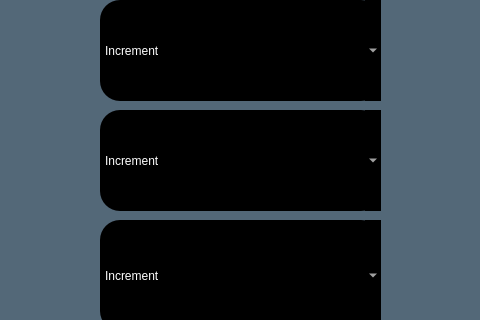
Qt form footpedal.ui (RISWANAAAA/venturiphaco) before a commit; both pictures show x 330 to 810 and y 100 to 420 of the 1280 by 720 pixel window.
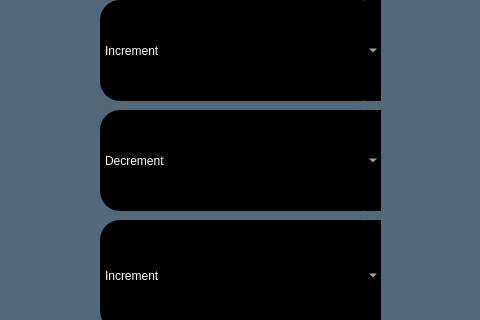
The same form after that commit. Icons and pictures are not drawn.

What changed in the file:
```diff
--- a/footpedal.ui
+++ b/footpedal.ui
@@ -35,7 +35,7 @@
    </property>
    <item>
     <property name="text">
-     <string>Increment</string>
+     <string>Decrement</string>
     </property>
    </item>
    <item>
```
Left out of the diff: 2 changed lines with no effect on the pictures.
